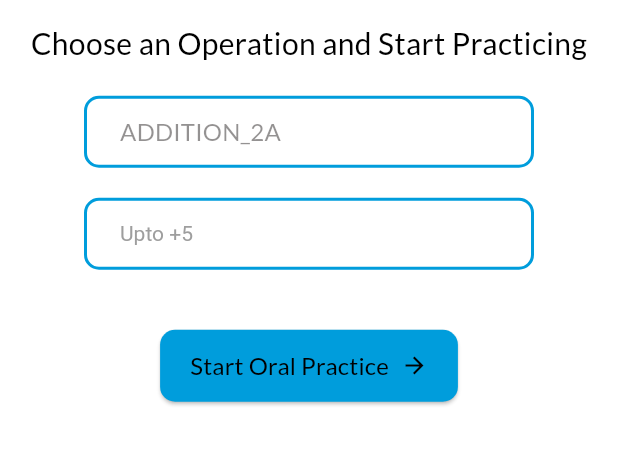
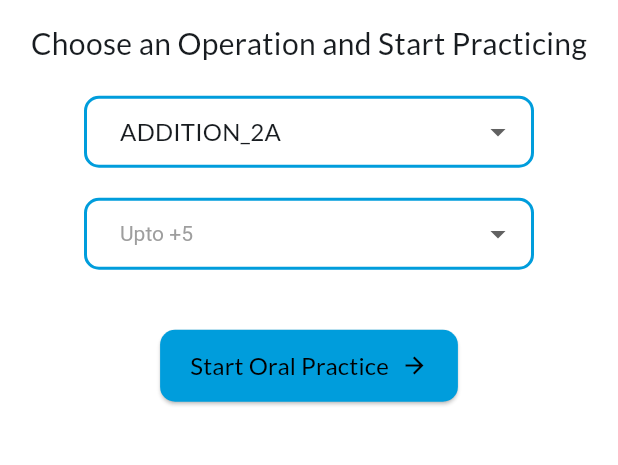
Before and after one commit to nzcv/QuickMath_Kids, a Flutter app: the screen it shows after launch, on a phone screen of 412 x 824 dp, the part 514-979 px from its top. Run offline on Flutter 3.47's test engine with Material 3 defaults, Android fonts, the phone set to English and light mode, and no system bars; our stand-ins replace confetti, flutter_riverpod, flutter_tts, google_fonts, pdf, share_plus.

Commit message:
added dark mode only in home screen

```diff
--- a/lib/main.dart
+++ b/lib/main.dart
@@ -1,5 +1,3 @@
-// Root file
-
 import 'package:flutter/material.dart';
 import 'package:google_fonts/google_fonts.dart';
 import 'package:QuickMath_Kids/screens/home_screen/home_page.dart';
@@ -8,6 +6,7 @@ import 'package:QuickMath_Kids/screens/result_screen/result_screen.dart';
 import 'package:QuickMath_Kids/question_logic/tts_translator.dart';
 import 'package:QuickMath_Kids/question_logic/question_generator.dart';
 import 'package:flutter_riverpod/flutter_riverpod.dart'; // Import Riverpod
+import 'package:QuickMath_Kids/screens/home_screen/home_page.dart';
 
 void main() {
   runApp(const ProviderScope(child: MyApp()));
@@ -29,6 +28,7 @@ class _MyAppState extends State<MyApp> {
   int totalTimeInSeconds = 0;
   Operation _selectedOperation = Operation.addition_2A;
   String _selectedRange = 'Upto +5'; // Default range
+  bool _isDarkMode = false; // Flag to manage dark mode
 
   void switchToPracticeScreen(Operation operation, String range) {
     setState(() {
@@ -58,16 +58,23 @@ class _MyAppState extends State<MyApp> {
     TTSService().speak(text, ref); // Pass WidgetRef to TTSService
   }
 
+  // Toggle Dark Mode
+  void toggleDarkMode(bool value) {
+    setState(() {
+      _isDarkMode = value;
+    });
+  }
+
   @override
   Widget build(BuildContext context) {
     final theme = ThemeData(
       colorScheme: ColorScheme.fromSeed(
-        brightness: Brightness.dark,
+        brightness: _isDarkMode ? Brightness.dark : Brightness.light,
         seedColor: const Color(0xFF009DDC),
         primary: const Color(0xFF009DDC),
         secondary: Colors.red,
-        surface: Colors.white,
-        onSurface: Colors.black,
+        surface: _isDarkMode ? Colors.black : Colors.white,
+        onSurface: _isDarkMode ? Colors.white : Colors.black,
         error: Colors.red,
       ),
       textTheme: GoogleFonts.latoTextTheme(),
@@ -81,7 +88,11 @@ class _MyAppState extends State<MyApp> {
         body: Consumer(
           builder: (context, ref, child) {
             return activeScreen == 'start_screen'
-                ? StartScreen(switchToPracticeScreen, switchToStartScreen)
+                ? StartScreen(
+                    switchToPracticeScreen,
+                    switchToStartScreen,
+                    toggleDarkMode // Pass the dark mode toggle function
+                  )
                 : activeScreen == 'practice_screen'
                     ? PracticeScreen(
                         (questions, correctAnswers, time) =>
--- a/lib/screens/home_screen/dropdowns/dropdown_widgets.dart
+++ b/lib/screens/home_screen/dropdowns/dropdown_widgets.dart
@@ -24,14 +24,20 @@ class OperationDropdown extends StatelessWidget {
             value: operation,
             child: Text(
               operation.name.toUpperCase(),
-              style: const TextStyle(color: Color.fromARGB(137, 56, 52, 52)),
+              style: TextStyle(
+                color: theme.brightness == Brightness.dark
+                    ? theme.colorScheme.onSurface // For dark mode text color
+                    : theme.colorScheme.onBackground, // For light mode text color
+              ),
             ),
           );
         }).toList(),
         onChanged: onChanged,
         decoration: InputDecoration(
           filled: true,
-          fillColor: Colors.white,
+          fillColor: theme.brightness == Brightness.dark
+              ? theme.colorScheme.surface // Dark mode background
+              : Colors.white, // Light mode background
           contentPadding: const EdgeInsets.symmetric(vertical: 10, horizontal: 20),
           enabledBorder: OutlineInputBorder(
             borderRadius: BorderRadius.circular(10),
@@ -71,10 +77,16 @@ class RangeDropdown extends StatelessWidget {
           value: selectedRange,
           items: items,
           onChanged: onChanged,
-          style: TextStyle(color: Color.fromARGB(137, 56, 52, 52)),
+          style: TextStyle(
+            color: theme.brightness == Brightness.dark
+                ? theme.colorScheme.onSurface // For dark mode text color
+                : theme.colorScheme.onBackground, // For light mode text color
+          ),
           decoration: InputDecoration(
             filled: true,
-            fillColor: Colors.white,
+            fillColor: theme.brightness == Brightness.dark
+                ? theme.colorScheme.surface // Dark mode background
+                : Colors.white, // Light mode background
             contentPadding: const EdgeInsets.symmetric(vertical: 10, horizontal: 20),
             enabledBorder: OutlineInputBorder(
               borderRadius: BorderRadius.circular(10),
--- a/lib/screens/home_screen/home_page.dart
+++ b/lib/screens/home_screen/home_page.dart
@@ -8,9 +8,14 @@ import 'package:QuickMath_Kids/screens/faq_screen.dart'; // Import the FAQ scree
 class StartScreen extends StatefulWidget {
   final Function(Operation, String) switchToPracticeScreen;
   final Function() switchToStartScreen;
+  final Function(bool) toggleDarkMode; // Add the callback for dark mode toggle
 
-  const StartScreen(this.switchToPracticeScreen, this.switchToStartScreen,
-      {super.key});
+  const StartScreen(
+    this.switchToPracticeScreen,
+    this.switchToStartScreen,
+    this.toggleDarkMode, {
+    super.key,
+  });
 
   @override
   _StartScreenState createState() => _StartScreenState();
@@ -19,6 +24,7 @@ class StartScreen extends StatefulWidget {
 class _StartScreenState extends State<StartScreen> {
   Operation _selectedOperation = Operation.addition_2A; // Default operation
   String _selectedRange = 'Upto +5'; // Default range
+  bool _isDarkMode = false; // Flag to track dark mode
 
   @override
   Widget build(BuildContext context) {
@@ -40,9 +46,14 @@ class _StartScreenState extends State<StartScreen> {
             const SizedBox(height: 20),
             Image.asset('assets/QuickMath_Kids_logo.png', scale: 2),
             const SizedBox(height: 15),
-            const Text(
+            Text(
               "Choose an Operation and Start Practicing",
-              style: TextStyle(color: Colors.black, fontSize: 20),
+              style: TextStyle(
+                color: theme.brightness == Brightness.dark
+                    ? theme.colorScheme.onSurface // For dark mode
+                    : theme.colorScheme.onBackground, // For light mode
+                fontSize: 20,
+              ),
               textAlign: TextAlign.center,
             ),
             const SizedBox(height: 20),
@@ -55,7 +66,8 @@ class _StartScreenState extends State<StartScreen> {
                     _selectedRange = getDefaultRange(newValue);
                     if (!getDropdownItems(_selectedOperation)
                         .any((item) => item.value == _selectedRange)) {
-                      _selectedRange = getDropdownItems(_selectedOperation).first.value!;
+                      _selectedRange =
+                          getDropdownItems(_selectedOperation).first.value!;
                     }
                   });
                 }
@@ -78,10 +90,12 @@ class _StartScreenState extends State<StartScreen> {
               iconAlignment: IconAlignment.end,
               icon: const Icon(Icons.arrow_forward, color: Colors.black),
               onPressed: () {
-                widget.switchToPracticeScreen(_selectedOperation, _selectedRange);
+                widget.switchToPracticeScreen(
+                    _selectedOperation, _selectedRange);
               },
               style: ElevatedButton.styleFrom(
-                padding: const EdgeInsets.symmetric(vertical: 12, horizontal: 20),
+                padding:
+                    const EdgeInsets.symmetric(vertical: 12, horizontal: 20),
                 backgroundColor: theme.colorScheme.primary,
                 shape: RoundedRectangleBorder(
                   borderRadius: BorderRadius.circular(10),
@@ -119,7 +133,7 @@ class _StartScreenState extends State<StartScreen> {
           ),
           ListTile(
             leading: const Icon(Icons.settings),
-            title: const Text('Settings', style: TextStyle(color: Colors.grey),),
+            title: const Text('Settings', style: TextStyle(color: Colors.grey)),
             onTap: () {
               Navigator.pop(context); // Close the drawer
               Navigator.push(
@@ -139,6 +153,17 @@ class _StartScreenState extends State<StartScreen> {
               );
             },
           ),
+          SwitchListTile(
+            title: const Text("Dark Mode"),
+            value: _isDarkMode,
+            onChanged: (bool value) {
+              setState(() {
+                _isDarkMode = value;
+                widget.toggleDarkMode(
+                    _isDarkMode); // Call the parent function to update theme
+              });
+            },
+          ),
         ],
       ),
     );
```
